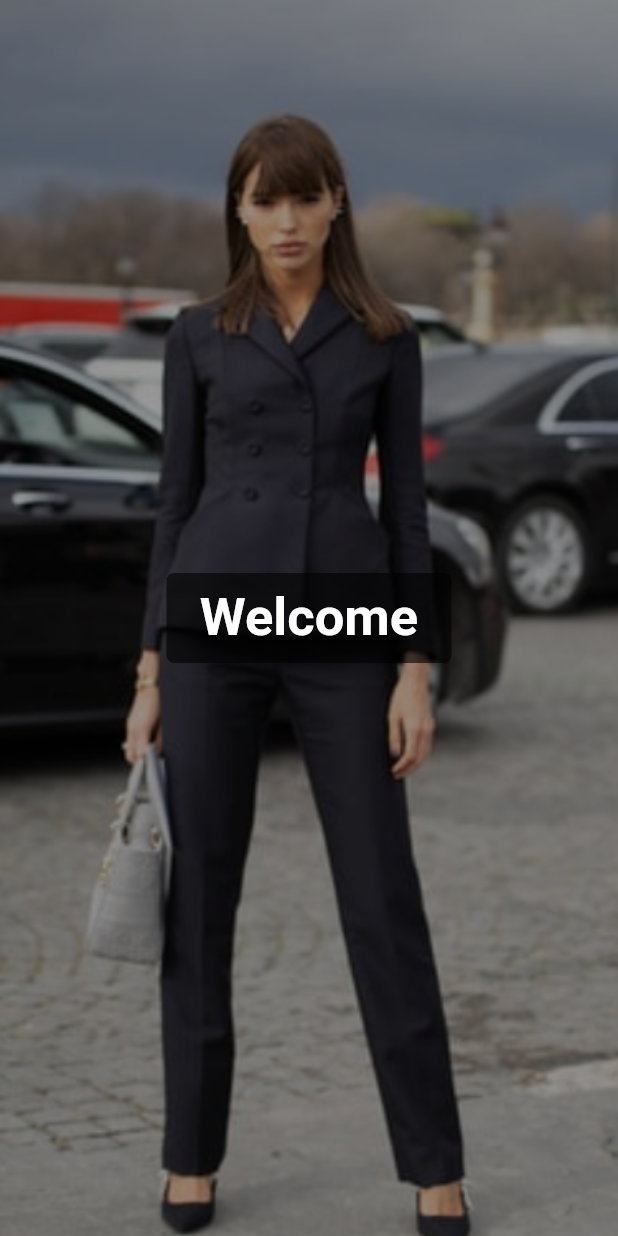
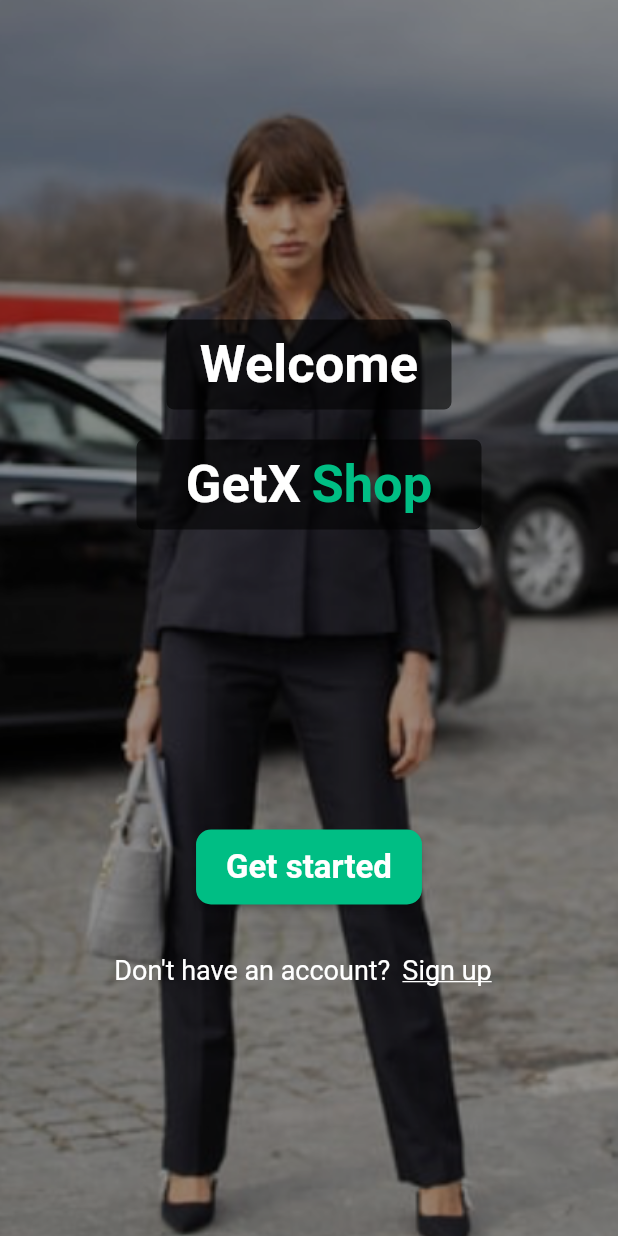
Before and after one commit to IbrahimKhattab172000/Shop_Getx, a Flutter app: the screen it shows after launch, on a phone screen of 412 x 824 dp. Run offline on Flutter 3.47's test engine with Material 2 defaults, Android fonts, the phone set to English and light mode, and no system bars; our stand-ins replace get, google_fonts; Roboto replaces fonts that are missing (Dosis).

Commit message:
After finishing welcomeScreen and start working on others

```diff
--- a/lib/routes/routes.dart
+++ b/lib/routes/routes.dart
@@ -1,4 +1,8 @@
+// ignore_for_file: prefer_const_constructors
+
 import 'package:get/get.dart';
+import 'package:shop_getx/view/screens/auth/login_screen.dart';
+import 'package:shop_getx/view/screens/auth/signup_screen.dart';
 
 import '../view/screens/welcome_screen.dart';
 
@@ -10,11 +14,21 @@ class AppRoutes {
   static final routes = [
     GetPage(
       name: RoutesString.welcomeScreen,
-      page: () => const WelcomeScreen(),
-    )
+      page: () =>  WelcomeScreen(),
+    ),
+    GetPage(
+      name: RoutesString.loginScreen,
+      page: () =>  LoginScreen(),
+    ),
+    GetPage(
+      name: RoutesString.signUpScreen,
+      page: () =>  SignUpScreen(),
+    ),
   ];
 }
 
 class RoutesString {
   static const welcomeScreen = "/welcomeScreen";
+  static const loginScreen = "/loginScreen";
+  static const signUpScreen = "/signUpScreen";
 }
--- a/lib/view/screens/welcome_screen.dart
+++ b/lib/view/screens/welcome_screen.dart
@@ -1,6 +1,11 @@
 // ignore_for_file: prefer_const_constructors, prefer_const_literals_to_create_immutables
 
 import 'package:flutter/material.dart';
+import 'package:get/get.dart';
+import 'package:shop_getx/routes/routes.dart';
+
+import '../../utils/theme.dart';
+import '../widgets/text_utils.dart';
 
 class WelcomeScreen extends StatelessWidget {
   const WelcomeScreen({Key? key}) : super(key: key);
@@ -27,6 +32,9 @@ class WelcomeScreen extends StatelessWidget {
             child: Column(
               mainAxisAlignment: MainAxisAlignment.center,
               children: [
+                SizedBox(
+                  height: 60,
+                ),
                 Container(
                   height: 60,
                   width: 190,
@@ -35,15 +43,88 @@ class WelcomeScreen extends StatelessWidget {
                     borderRadius: BorderRadius.circular(5),
                   ),
                   child: Center(
-                    child: Text(
-                      "Welcome",
-                      style: TextStyle(
-                        fontSize: 35,
-                        color: Colors.white,
-                        fontWeight: FontWeight.bold,
-                      ),
+                    child: TextUtils(
+                      text: "Welcome",
+                      fontSize: 35,
+                      fontWeight: FontWeight.bold,
+                      color: Colors.white,
                     ),
                   ),
+                ),
+                SizedBox(height: 20),
+                Container(
+                  height: 60,
+                  width: 230,
+                  decoration: BoxDecoration(
+                    color: Colors.black.withOpacity(0.6),
+                    borderRadius: BorderRadius.circular(5),
+                  ),
+                  child: Row(
+                    mainAxisAlignment: MainAxisAlignment.center,
+                    children: [
+                      TextUtils(
+                        text: "GetX",
+                        fontSize: 35,
+                        fontWeight: FontWeight.bold,
+                        color: Colors.white,
+                      ),
+                      SizedBox(width: 7),
+                      TextUtils(
+                        text: "Shop",
+                        fontSize: 35,
+                        fontWeight: FontWeight.bold,
+                        color: mainColor,
+                      ),
+                    ],
+                  ),
+                ),
+                SizedBox(
+                  height: 200,
+                ),
+                ElevatedButton(
+                  style: ElevatedButton.styleFrom(
+                    primary: mainColor,
+                    shape: RoundedRectangleBorder(
+                      borderRadius: BorderRadius.circular(10),
+                    ),
+                    padding: EdgeInsets.symmetric(
+                      horizontal: 20,
+                      vertical: 12,
+                    ),
+                  ),
+                  onPressed: () {
+                    Get.off(RoutesString.loginScreen);
+                  },
+                  child: TextUtils(
+                    text: "Get started",
+                    color: Colors.white,
+                    fontSize: 22,
+                    fontWeight: FontWeight.bold,
+                  ),
+                ),
+                SizedBox(height: 20),
+                Row(
+                  mainAxisAlignment: MainAxisAlignment.center,
+                  children: [
+                    TextUtils(
+                      text: 'Don\'t have an account?',
+                      color: Colors.white,
+                      fontSize: 18,
+                      fontWeight: FontWeight.normal,
+                    ),
+                    TextButton(
+                      onPressed: () {
+                        Get.toNamed(RoutesString.signUpScreen);
+                      },
+                      child: TextUtils(
+                        text: 'Sign up',
+                        color: Colors.white,
+                        fontSize: 18,
+                        fontWeight: FontWeight.normal,
+                        isUnderline: true,
+                      ),
+                    )
+                  ],
                 ),
               ],
             ),
--- a/lib/view/widgets/text_utils.dart
+++ b/lib/view/widgets/text_utils.dart
@@ -1,18 +1,36 @@
-// ignore_for_file: prefer_const_constructors
+// ignore_for_file: prefer_const_constructors, must_be_immutable
 
 import 'package:flutter/material.dart';
+import 'package:google_fonts/google_fonts.dart';
 
-class TestUtils extends StatelessWidget {
-  const TestUtils({Key? key}) : super(key: key);
+class TextUtils extends StatelessWidget {
+  final String text;
+  final double fontSize;
+  final FontWeight fontWeight;
+  final Color color;
+  bool isUnderline;
+
+  TextUtils({
+    Key? key,
+    required this.text,
+    required this.fontSize,
+    required this.fontWeight,
+    required this.color,
+    this.isUnderline = false,
+  }) : super(key: key);
 
   @override
   Widget build(BuildContext context) {
     return Text(
-      "Welcome",
-      style: TextStyle(
-        fontSize: 35,
-        color: Colors.white,
-        fontWeight: FontWeight.bold,
+      text,
+      style: GoogleFonts.dosis(
+        textStyle: TextStyle(
+          decoration:
+              isUnderline ? TextDecoration.underline : TextDecoration.none,
+          fontSize: fontSize,
+          color: color,
+          fontWeight: fontWeight,
+        ),
       ),
     );
   }
```
Also changed, not shown: lib/utils/theme.dart (+29 -0 lines), lib/view/screens/auth/login_screen.dart (+20 -0 lines), lib/view/screens/auth/signup_screen.dart (+92 -0 lines), lib/view/widgets/auth_text_form_field.dart (added, +63 -0 lines).
